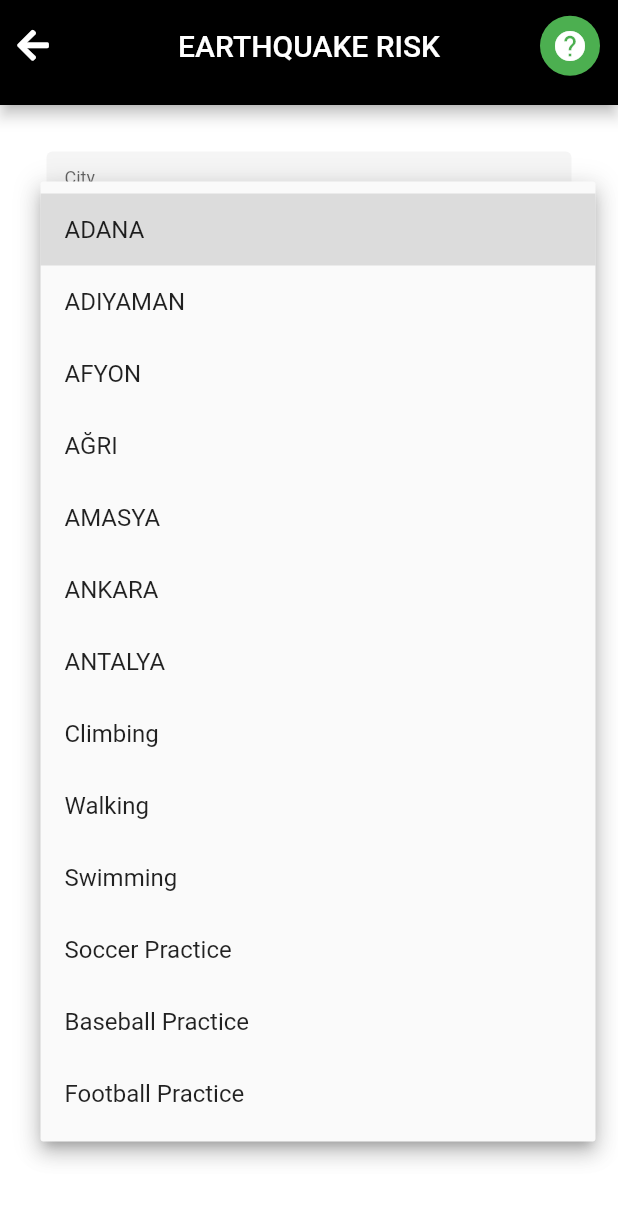
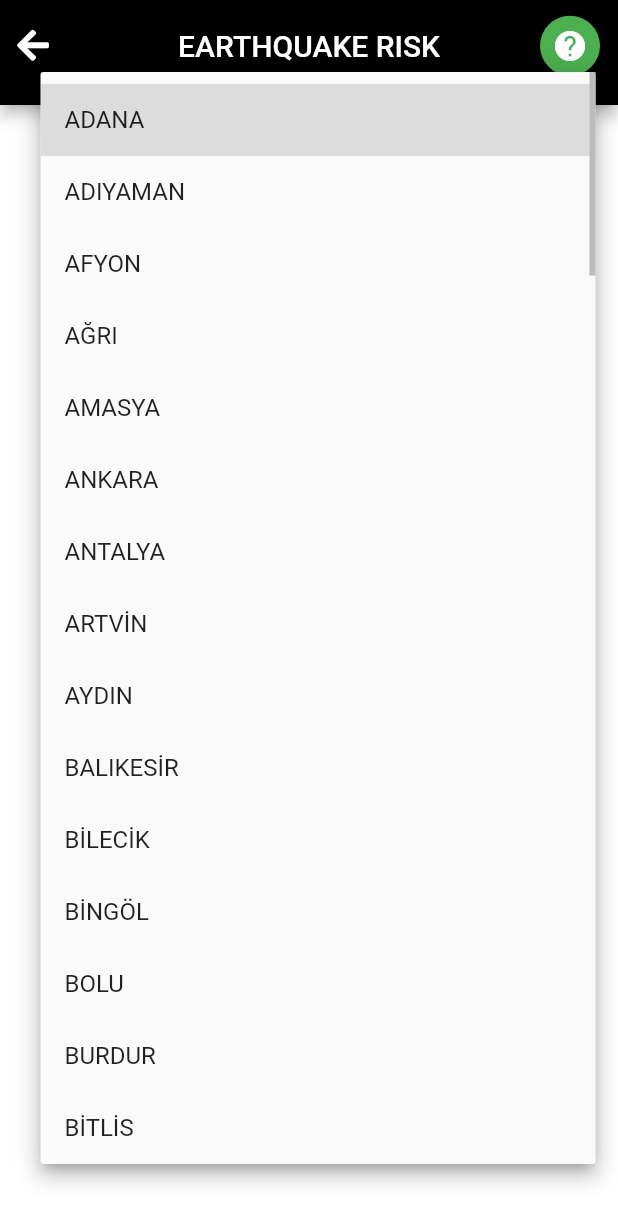
Before and after one commit to merthankavak/sustainable_cities, a Flutter app: the EarthquakeRisk screen opened by its route, after a tap on "Please choose your city", on a phone screen of 412 x 824 dp. Shown: the top 1224 px of the screen. Run offline on Flutter 3.47's test engine with Material 2 defaults, Android fonts, the phone set to English and light mode, and no system bars; drawn by our look-alikes of dropdown_formfield; our stand-ins replace font_awesome_flutter, titled_navigation_bar.

Commit message:
city earthquake zone done

```diff
--- a/lib/Components/cityList.dart
+++ b/lib/Components/cityList.dart
@@ -1,54 +1,326 @@
 final List cityList = [
   {
     "display": "ADANA",
-    "value": "2.- 3. ve 4. derece deprem bölgesi",
+    "value": "2nd, 3rd and 4th degree earthquake zone",
   },
   {
     "display": "ADIYAMAN",
-    "value": "Climbing",
+    "value": "1th, 2nd degree earthquake zone",
   },
   {
     "display": "AFYON",
-    "value": "Walking",
+    "value": "2nd degree earthquake zone",
   },
   {
     "display": "AĞRI",
-    "value": "Swimming",
+    "value": "2nd degree earthquake zone",
   },
   {
     "display": "AMASYA",
-    "value": "Soccer Practice",
+    "value": "1th degree earthquake zone",
   },
   {
     "display": "ANKARA",
-    "value": "Baseball Practice",
+    "value": "3rd, 4th degree earthquake zone",
   },
   {
     "display": "ANTALYA",
-    "value": "Football Practice",
+    "value": "2nd, 3rd degree earthquake zone",
   },
   {
-    "display": "Climbing",
-    "value": "Climbing",
+    "display": "ARTVİN",
+    "value": "2nd, 3rd degree earthquake zone",
   },
   {
-    "display": "Walking",
-    "value": "Walking",
+    "display": "AYDIN",
+    "value": "1th degree earthquake zone",
   },
   {
-    "display": "Swimming",
-    "value": "Swimming",
+    "display": "BALIKESİR",
+    "value": "1th degree earthquake zone",
   },
   {
-    "display": "Soccer Practice",
-    "value": "Soccer Practice",
+    "display": "BİLECİK",
+    "value": "1th degree earthquake zone",
   },
   {
-    "display": "Baseball Practice",
-    "value": "Baseball Practice",
+    "display": "BİNGÖL",
+    "value": "1th degree earthquake zone",
   },
   {
-    "display": "Football Practice",
-    "value": "Football Practice",
+    "display": "BOLU",
+    "value": "1th, 2nd degree earthquake zone",
+  },
+  {
+    "display": "BURDUR",
+    "value": "1th degree earthquake zone",
+  },
+  {
+    "display": "BİTLİS",
+    "value": "1th degree earthquake zone",
+  },
+  {
+    "display": "BURSA",
+    "value": "1th degree earthquake zone",
+  },
+  {
+    "display": "ÇANAKKALE",
+    "value": "1th degree earthquake zone",
+  },
+  {
+    "display": "ÇANKIRI",
+    "value": "1th, 2nd degree earthquake zone",
+  },
+  {
+    "display": "ÇORUM",
+    "value": "2nd, 3rd degree earthquake zone",
+  },
+  {
+    "display": "DENİZLİ",
+    "value": "1th degree earthquake zone",
+  },
+  {
+    "display": "DİYARBAKIR",
+    "value": "2nd degree earthquake zone",
+  },
+  {
+    "display": "EDİRNE",
+    "value": "3rd, 4th degree earthquake zone",
+  },
+  {
+    "display": "ELAZIĞ",
+    "value": "2nd degree earthquake zone",
+  },
+  {
+    "display": "ERZİNCAN",
+    "value": "1th degree earthquake zone",
+  },
+  {
+    "display": "ERZURUM",
+    "value": "2nd degree earthquake zone",
+  },
+  {
+    "display": "ESKİŞEHİR",
+    "value": "2nd, 3rd degree earthquake zone",
+  },
+  {
+    "display": "GAZİANTEP",
+    "value": "3rd degree earthquake zone",
+  },
+  {
+    "display": "GİRESUN",
+    "value": "3rd, 4th degree earthquake zone",
+  },
+  {
+    "display": "GÜMÜŞHANE",
+    "value": "3rd degree earthquake zone",
+  },
+  {
+    "display": "HAKKARİ",
+    "value": "1th degree earthquake zone",
+  },
+  {
+    "display": "HATAY",
+    "value": "1th degree earthquake zone",
+  },
+  {
+    "display": "ISPARTA",
+    "value": "1th degree earthquake zone",
+  },
+  {
+    "display": "MERSİN",
+    "value": "3rd degree earthquake zone",
+  },
+  {
+    "display": "İSTANBUL",
+    "value": "1th, 2nd and 3rd degree earthquake zone",
+  },
+  {
+    "display": "İZMİR",
+    "value": "1th degree earthquake zone",
+  },
+  {
+    "display": "KARS",
+    "value": "2nd degree earthquake zone",
+  },
+  {
+    "display": "KASTAMONU",
+    "value": "3rd degree earthquake zone",
+  },
+  {
+    "display": "KAYSERİ",
+    "value": "3rd degree earthquake zone",
+  },
+  {
+    "display": "KIRKLARELİ",
+    "value": "4th degree earthquake zone",
+  },
+  {
+    "display": "KIRŞEHİR",
+    "value": "1th degree earthquake zone",
+  },
+  {
+    "display": "KOCAELİ",
+    "value": "1th degree earthquake zone",
+  },
+  {
+    "display": "KONYA",
+    "value": "3rd, 4th and 5th degree earthquake zone",
+  },
+  {
+    "display": "KÜTAHYA",
+    "value": "2nd degree earthquake zone",
+  },
+  {
+    "display": "MALATYA",
+    "value": "2nd degree earthquake zone",
+  },
+  {
+    "display": "MANİSA",
+    "value": "1th degree earthquake zone",
+  },
+  {
+    "display": "KAHRAMANMARAŞ",
+    "value": "1th, 2nd and 3rd degree earthquake zone",
+  },
+  {
+    "display": "MARDİN",
+    "value": "3rd degree earthquake zone",
+  },
+  {
+    "display": "MUĞLA",
+    "value": "1th degree earthquake zone",
+  },
+  {
+    "display": "MUŞ",
+    "value": "1th degree earthquake zone",
+  },
+  {
+    "display": "NEVŞEHİR",
+    "value": "3rd, 4th degree earthquake zone",
+  },
+  {
+    "display": "NİĞDE",
+    "value": "4th, 5th degree earthquake zone",
+  },
+  {
+    "display": "ORDU",
+    "value": "3rd degree earthquake zone",
+  },
+  {
+    "display": "RİZE",
+    "value": "4th degree earthquake zone",
+  },
+  {
+    "display": "SAKARYA",
+    "value": "1th degree earthquake zone",
+  },
+  {
+    "display": "SAMSUN",
+    "value": "2nd, 3rd degree earthquake zone",
+  },
+  {
+    "display": "SİİRT",
+    "value": "1th degree earthquake zone",
+  },
+  {
+    "display": "SİNOP",
+    "value": "3rd, 4th degree earthquake zone",
+  },
+  {
+    "display": "SİVAS",
+    "value": "3rd degree earthquake zone",
+  },
+  {
+    "display": "TEKİRDAĞ",
+    "value": "2nd, 3rd degree earthquake zone",
+  },
+  {
+    "display": "TOKAT",
+    "value": "1th degree earthquake zone",
+  },
+  {
+    "display": "TRABZON",
+    "value": "4th degree earthquake zone",
+  },
+  {
+    "display": "TUNCELİ",
+    "value": "3rd, 4th degree earthquake zone",
+  },
+  {
+    "display": "ŞANLIURFA",
+    "value": "3rd degree earthquake zone",
+  },
+  {
+    "display": "UŞAK",
+    "value": "1th, 2nd degree earthquake zone",
+  },
+  {
+    "display": "VAN",
+    "value": "1th, 2nd degree earthquake zone",
+  },
+  {
+    "display": "YOZGAT",
+    "value": "3rd degree earthquake zone",
+  },
+  {
+    "display": "ZONGULDAK",
+    "value": "2nd degree earthquake zone",
+  },
+  {
+    "display": "AKSARAY",
+    "value": "4th, 5th degree earthquake zone",
+  },
+  {
+    "display": "BAYBURT",
+    "value": "3rd degree earthquake zone",
+  },
+  {
+    "display": "KARAMAN",
+    "value": "5th degree earthquake zone",
+  },
+  {
+    "display": "KIRIKKALE",
+    "value": "1th degree earthquake zone",
+  },
+  {
+    "display": "BATMAN",
+    "value": "1th, 2nd degree earthquake zone",
+  },
+  {
+    "display": "ŞIRNAK",
+    "value": "3rd degree earthquake zone",
+  },
+  {
+    "display": "BARTIN",
+    "value": "1th degree earthquake zone",
+  },
+  {
+    "display": "ARDAHAN",
+    "value": "2nd degree earthquake zone",
+  },
+  {
+    "display": "IĞDIR",
+    "value": "2nd degree earthquake zone",
+  },
+  {
+    "display": "YALOVA",
+    "value": "1th degree earthquake zone",
+  },
+  {
+    "display": "KARABÜK",
+    "value": "1th degree earthquake zone",
+  },
+  {
+    "display": "KİLİS",
+    "value": "3th degree earthquake zone",
+  },
+  {
+    "display": "OSMANİYE",
+    "value": "1th degree earthquake zone",
+  },
+  {
+    "display": "DÜZCE",
+    "value": "1th degree earthquake zone",
   },
 ];
```
